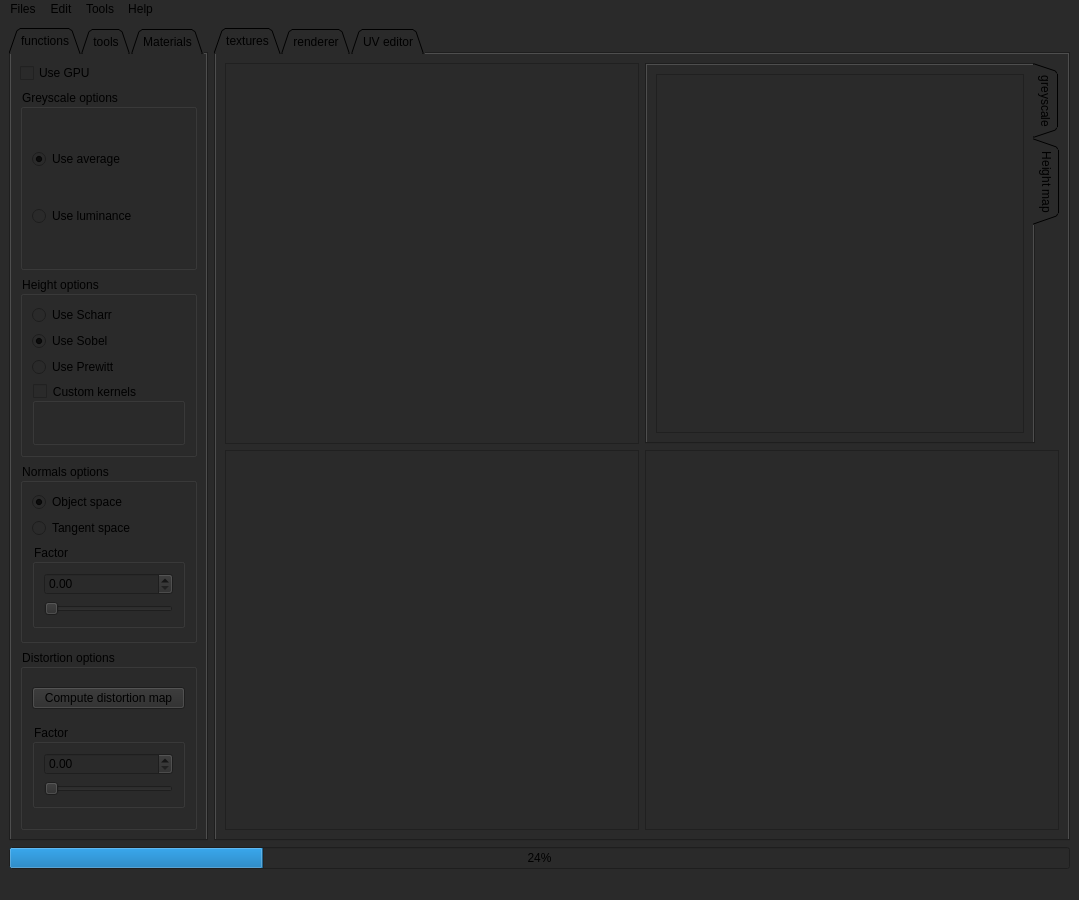
Qt form Form Files/test.ui (HamilcarR/Axomae) before a commit.
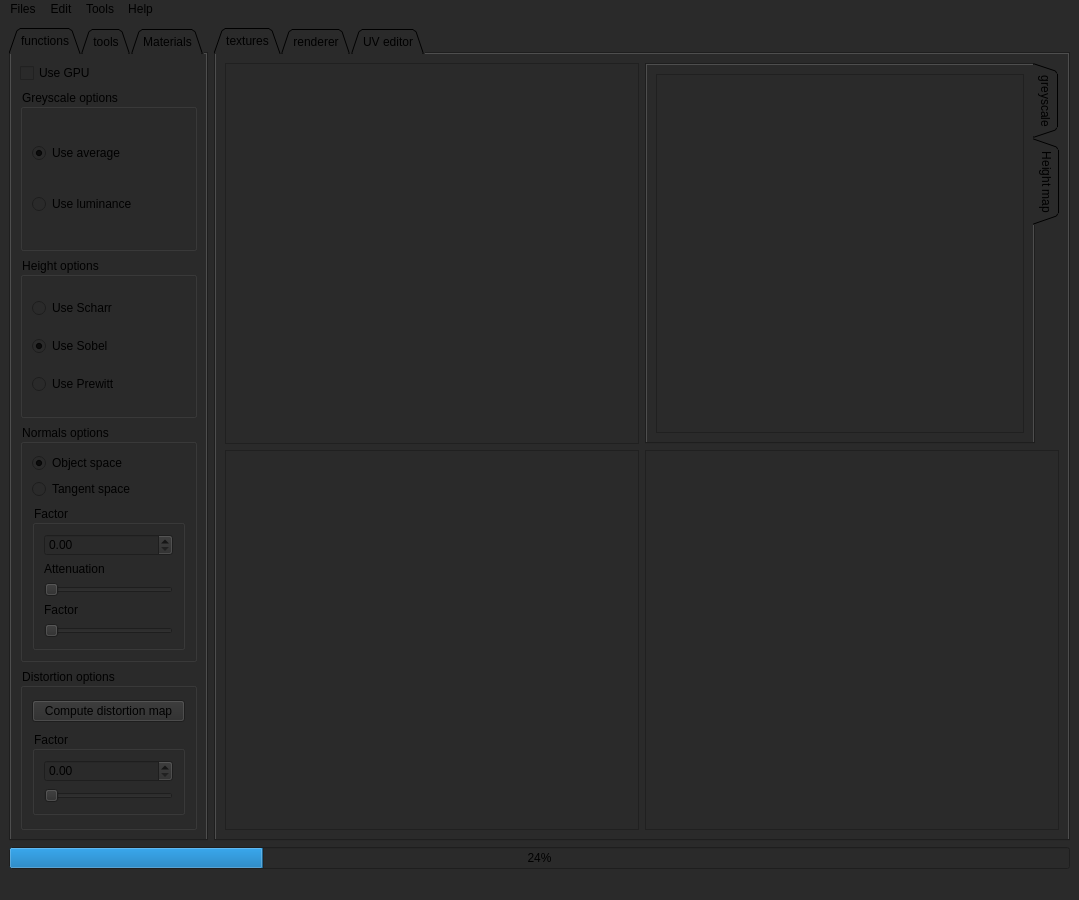
The same form after that commit. The open tabs and pages were chosen to show the change. Icons and pictures are not drawn.

```diff
--- a/Form Files/test.ui
+++ b/Form Files/test.ui
@@ -177,25 +177,6 @@
                </property>
               </widget>
              </item>
-             <item>
-              <widget class="QGroupBox" name="custom_kernels">
-               <property name="autoFillBackground">
-                <bool>false</bool>
-               </property>
-               <property name="title">
-                <string>Custom kernels</string>
-               </property>
-               <property name="flat">
-                <bool>false</bool>
-               </property>
-               <property name="checkable">
-                <bool>true</bool>
-               </property>
-               <property name="checked">
-                <bool>false</bool>
-               </property>
-              </widget>
-             </item>
             </layout>
            </widget>
           </item>
@@ -237,6 +218,33 @@
                 <item>
                  <widget class="QDoubleSpinBox" name="factor_nmap"/>
                 </item>
+                <item>
+                 <widget class="QLabel" name="label">
+                  <property name="text">
+                   <string>Attenuation</string>
+                  </property>
+                 </widget>
+                </item>
+                <item>
+                 <widget class="QSlider" name="attenuation_slider_nmap">
+                  <property name="minimum">
+                   <number>1</number>
+                  </property>
+                  <property name="maximum">
+                   <number>10</number>
+                  </property>
+                  <property name="orientation">
+                   <enum>Qt::Horizontal</enum>
+                  </property>
+                 </widget>
+                </item>
+                <item>
+                 <widget class="QLabel" name="label_2">
+                  <property name="text">
+                   <string>Factor</string>
+                  </property>
+                 </widget>
+                </item>
                 <item>
                  <widget class="QSlider" name="factor_slider_nmap">
                   <property name="styleSheet">
```
Left out of the diff: 60 changed lines with no effect on the pictures.
